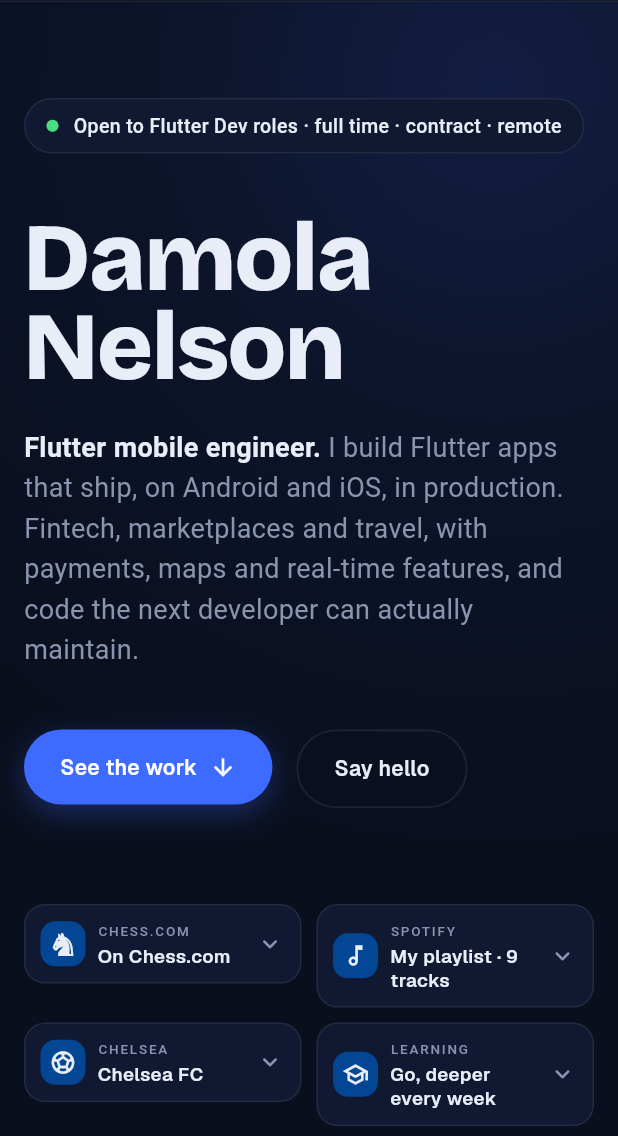
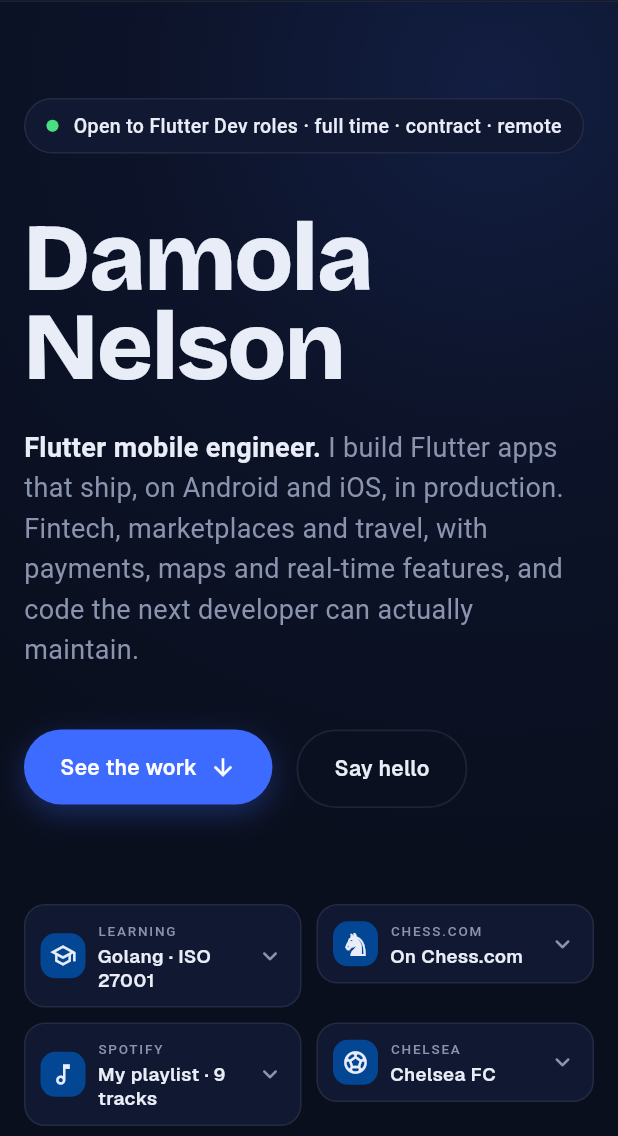
Before and after one commit to damooola/portfolio, a Flutter app: the screen it shows after launch, on a phone screen of 412 x 824 dp, the part 100-1236 px from its top. Run offline on Flutter 3.47's test engine with Material 3 defaults, Android fonts, the light colour scheme and no system bars; drawn by our look-alikes of flutter_animate; our stand-ins replace audioplayers, flutter_map, google_fonts, latlong2, shared_preferences, visibility_detector; network calls fail.

Commit message:
feat: move learning tile first and add iso 27001 and security study

```diff
--- a/lib/data/portfolio_data.dart
+++ b/lib/data/portfolio_data.dart
@@ -46,10 +46,31 @@
   /// TheSportsDB team id for Chelsea: last result and next fixture, live.
   static const chelseaTeamId = '133610';
 
-  static const learning = 'Go, deeper every week';
-  static const learningDetail =
+  /// Short line on the tile.
+  static const learning = 'Golang · ISO 27001';
+
+  /// Shown in the panel: (badge, title, detail).
+  static const learningItems = <(String, String, String)>[
+    (
+      'Go',
+      'Golang',
       'I already ship Go on the backend at NeoCash, and I\'m still levelling '
-      'up: the server side of the same APIs my Flutter apps talk to.';
+          'up on the server side of the APIs my Flutter apps talk to.',
+    ),
+    (
+      'ISO',
+      'ISO/IEC 27001',
+      'How an information security management system works: risk '
+          'assessment, controls, and keeping evidence of both.',
+    ),
+    (
+      'KEY',
+      'Encryption, compliance & security',
+      'Encryption at rest and in transit, key management, and the compliance '
+          'frameworks fintech apps have to answer to.',
+    ),
+  ];
+
   static const learningUrl = 'https://github.com/damooola';
 }
 
```
Also changed, not shown: lib/widgets/now_playing.dart (+44 -28 lines), 1 other file.
